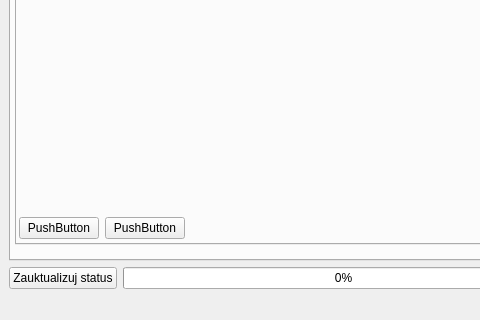
First picture: the form in src/mainWindow.ui, repository musashimm/aquamatcontrol, before the edit; both pictures show x 0 to 480 and y 300 to 620 of the 810 by 620 pixel window.
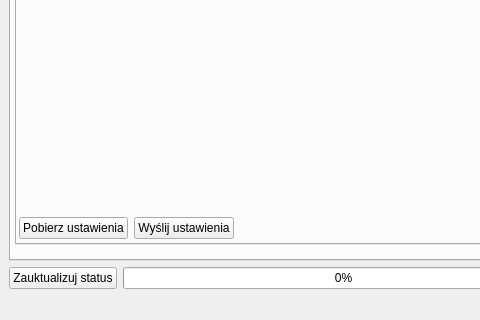
Second picture: the form after the edit. The open tabs and pages were chosen to show the change. Icons and pictures are not drawn.

```diff
--- a/src/mainWindow.ui
+++ b/src/mainWindow.ui
@@ -844,14 +844,14 @@
              <item>
               <widget class="QPushButton" name="pushButton">
                <property name="text">
-                <string>PushButton</string>
+                <string>Pobierz ustawienia</string>
                </property>
               </widget>
              </item>
              <item>
               <widget class="QPushButton" name="pushButton_2">
                <property name="text">
-                <string>PushButton</string>
+                <string>Wyślij ustawienia</string>
                </property>
               </widget>
              </item>
```
Left out of the diff: 4 changed lines with no effect on the pictures.
